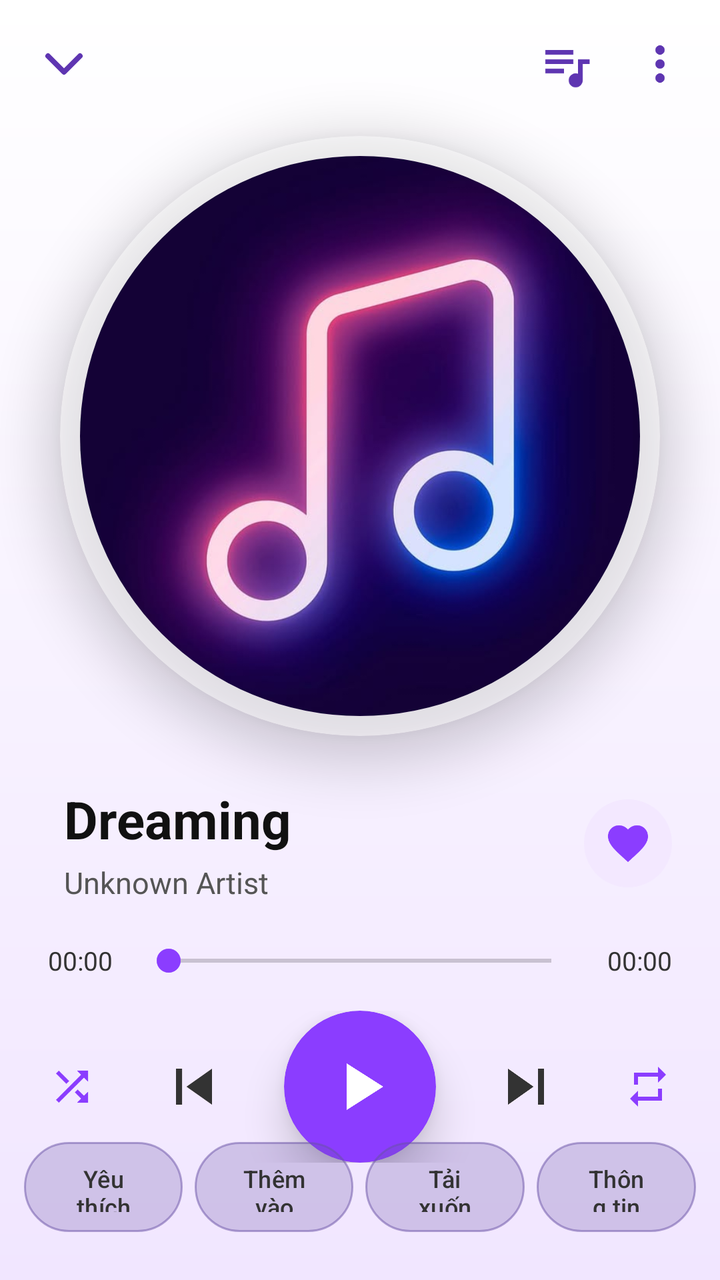
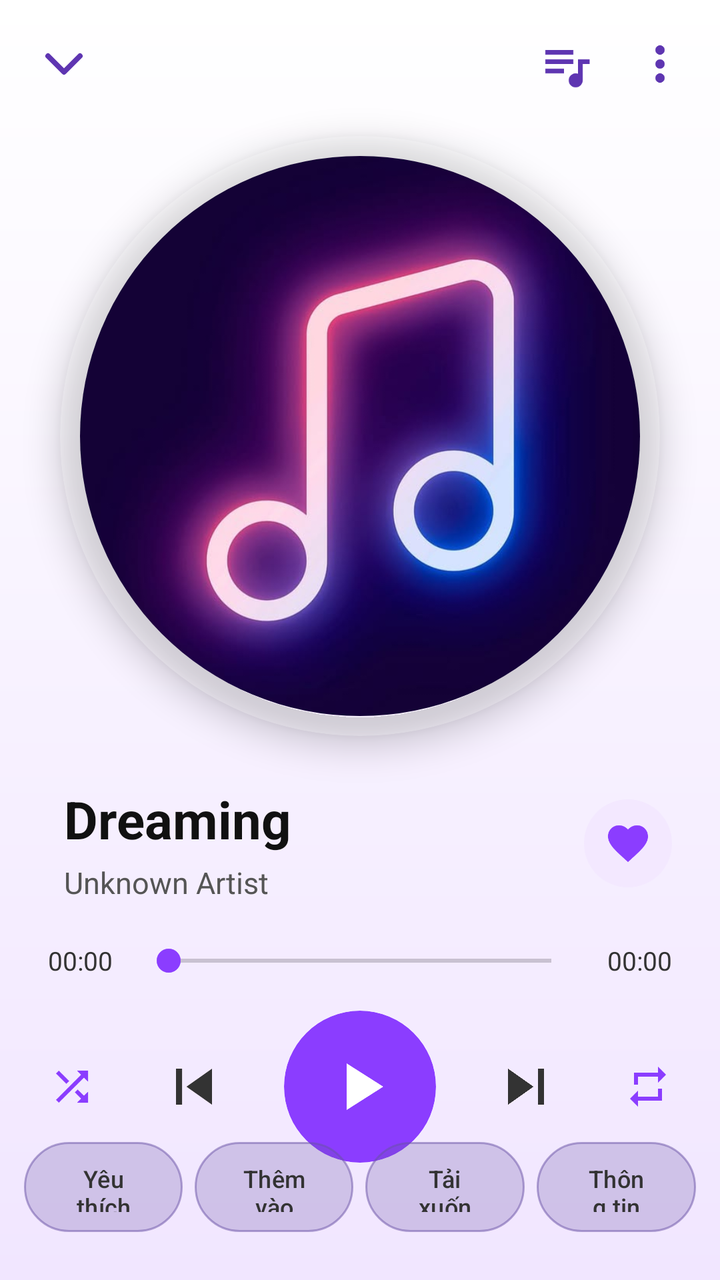

Screens rendered from an Android XML layout before and after an edit, with the pre-edit source and the edit as a unified diff.
<!-- AndroidManifest.xml: application theme Theme.LocalMusic -->
<!-- res/layout/activity_now_playing.xml -->
<?xml version="1.0" encoding="utf-8"?>
<androidx.constraintlayout.widget.ConstraintLayout xmlns:android="http://schemas.android.com/apk/res/android"
    xmlns:app="http://schemas.android.com/apk/res-auto"
    xmlns:tools="http://schemas.android.com/tools"
    android:layout_width="match_parent"
    android:layout_height="match_parent"
    android:background="@drawable/bg_now_playing"
    tools:context=".NowPlayingActivity">

    
    <ImageView
        android:id="@+id/btnMinimize"
        android:layout_width="32dp"
        android:layout_height="32dp"
        android:layout_margin="16dp"
        android:background="?attr/selectableItemBackgroundBorderless"
        android:src="@drawable/ic_arrow_down"
        app:layout_constraintStart_toStartOf="parent"
        app:layout_constraintTop_toTopOf="parent" />

    <ImageView
        android:id="@+id/btnPlaylistTop"
        android:layout_width="28dp"
        android:layout_height="28dp"
        android:layout_marginEnd="20dp"
        android:background="?attr/selectableItemBackgroundBorderless"
        android:src="@drawable/ic_playlist"
        app:layout_constraintBottom_toBottomOf="@+id/btnMinimize"
        app:layout_constraintEnd_toStartOf="@+id/btnMoreTop"
        app:layout_constraintTop_toTopOf="@+id/btnMinimize" />

    <ImageView
        android:id="@+id/btnMoreTop"
        android:layout_width="28dp"
        android:layout_height="28dp"
        android:layout_marginEnd="16dp"
        android:background="?attr/selectableItemBackgroundBorderless"
        android:src="@drawable/ic_more_vert"
        app:layout_constraintBottom_toBottomOf="@+id/btnMinimize"
        app:layout_constraintEnd_toEndOf="parent"
        app:layout_constraintTop_toTopOf="@+id/btnMinimize" />

    
    <androidx.cardview.widget.CardView
        android:id="@+id/cardAlbumArt"
        android:layout_width="300dp"
        android:layout_height="300dp"
        android:layout_marginTop="20dp"
        app:cardBackgroundColor="#80FFFFFF"
        app:cardCornerRadius="150dp"
        app:cardElevation="15dp"
        app:layout_constraintEnd_toEndOf="parent"
        app:layout_constraintStart_toStartOf="parent"
        app:layout_constraintTop_toBottomOf="@+id/btnMinimize">

        <androidx.cardview.widget.CardView
            android:layout_width="280dp"
            android:layout_height="280dp"
            android:layout_gravity="center"
            app:cardCornerRadius="140dp"
            app:cardElevation="0dp">

            <ImageView
                android:id="@+id/imgAlbumArt"
                android:layout_width="match_parent"
                android:layout_height="match_parent"
                android:scaleType="centerCrop"
                android:src="@drawable/bg_cover_default" />
        </androidx.cardview.widget.CardView>
    </androidx.cardview.widget.CardView>

    
    <TextView
        android:id="@+id/txtSongTitle"
        android:layout_width="0dp"
        android:layout_height="wrap_content"
        android:layout_marginTop="24dp"
        android:layout_marginStart="32dp"
        android:layout_marginEnd="16dp"
        android:ellipsize="end"
        android:maxLines="2" 
        android:text="Dreaming"
        android:textColor="#111111"
        android:textSize="26sp"
        android:textStyle="bold"
        app:layout_constraintEnd_toStartOf="@+id/btnFavoriteTop"
        app:layout_constraintStart_toStartOf="parent"
        app:layout_constraintTop_toBottomOf="@+id/cardAlbumArt" />

    <TextView
        android:id="@+id/txtArtist"
        android:layout_width="0dp"
        android:layout_height="wrap_content"
        android:layout_marginTop="4dp"
        android:layout_marginStart="32dp"
        android:layout_marginEnd="16dp"
        android:ellipsize="end"
        android:maxLines="1"
        android:text="Unknown Artist"
        android:textColor="#555555"
        android:textSize="15sp"
        app:layout_constraintEnd_toStartOf="@+id/btnFavoriteTop"
        app:layout_constraintStart_toStartOf="parent"
        app:layout_constraintTop_toBottomOf="@+id/txtSongTitle" />

    <ImageView
        android:id="@+id/btnFavoriteTop"
        android:layout_width="44dp"
        android:layout_height="44dp"
        android:layout_marginEnd="24dp"
        android:background="@drawable/bg_icon_circle_light"
        android:padding="10dp"
        android:src="@drawable/ic_heart_filled"
        app:tint="#8B3DFF"
        app:layout_constraintBottom_toBottomOf="@+id/txtArtist"
        app:layout_constraintEnd_toEndOf="parent"
        app:layout_constraintTop_toTopOf="@+id/txtSongTitle" />

    
    <TextView
        android:id="@+id/txtCurrentTime"
        android:layout_width="wrap_content"
        android:layout_height="wrap_content"
        android:layout_marginStart="24dp"
        android:layout_marginTop="20dp"
        android:text="00:00"
        android:textColor="#333333"
        android:textSize="13sp"
        app:layout_constraintStart_toStartOf="parent"
        app:layout_constraintTop_toBottomOf="@+id/txtArtist" />

    <TextView
        android:id="@+id/txtTotalTime"
        android:layout_width="wrap_content"
        android:layout_height="wrap_content"
        android:layout_marginEnd="24dp"
        android:text="00:00"
        android:textColor="#333333"
        android:textSize="13sp"
        app:layout_constraintBottom_toBottomOf="@+id/txtCurrentTime"
        app:layout_constraintEnd_toEndOf="parent" />

    <SeekBar
        android:id="@+id/seekBar"
        android:layout_width="0dp"
        android:layout_height="wrap_content"
        android:layout_marginStart="12dp"
        android:layout_marginEnd="12dp"
        android:progressTint="#8B3DFF"
        android:thumbTint="#8B3DFF"
        app:layout_constraintBottom_toBottomOf="@+id/txtCurrentTime"
        app:layout_constraintEnd_toStartOf="@+id/txtTotalTime"
        app:layout_constraintStart_toEndOf="@+id/txtCurrentTime"
        app:layout_constraintTop_toTopOf="@+id/txtCurrentTime" />

    
    <LinearLayout
        android:id="@+id/controlsLayout"
        android:layout_width="match_parent"
        android:layout_height="wrap_content"
        android:layout_marginTop="16dp"
        android:gravity="center_vertical"
        android:orientation="horizontal"
        android:paddingHorizontal="20dp"
        app:layout_constraintTop_toBottomOf="@+id/seekBar">

        <ImageView
            android:id="@+id/btnShuffle"
            android:layout_width="32dp"
            android:layout_height="32dp"
            android:padding="4dp"
            android:src="@drawable/ic_shuffle" />

        <Space android:layout_width="0dp" android:layout_height="wrap_content" android:layout_weight="1" />

        <ImageView
            android:id="@+id/btnPrevious"
            android:layout_width="36dp"
            android:layout_height="36dp"
            android:src="@drawable/ic_prev" />

        <Space android:layout_width="0dp" android:layout_height="wrap_content" android:layout_weight="1" />

        <androidx.cardview.widget.CardView
            android:layout_width="76dp"
            android:layout_height="76dp"
            app:cardBackgroundColor="#8B3DFF"
            app:cardCornerRadius="38dp"
            app:cardElevation="12dp">
            <ImageView
                android:id="@+id/btnPlayPause"
                android:layout_width="40dp"
                android:layout_height="40dp"
                android:layout_gravity="center"
                android:src="@drawable/ic_play" />
        </androidx.cardview.widget.CardView>

        <Space android:layout_width="0dp" android:layout_height="wrap_content" android:layout_weight="1" />

        <ImageView
            android:id="@+id/btnNext"
            android:layout_width="36dp"
            android:layout_height="36dp"
            android:src="@drawable/ic_next" />

        <Space android:layout_width="0dp" android:layout_height="wrap_content" android:layout_weight="1" />

        <ImageView
            android:id="@+id/btnRepeat"
            android:layout_width="32dp"
            android:layout_height="32dp"
            android:padding="4dp"
            android:src="@drawable/ic_repeat" />
    </LinearLayout>

    
    <LinearLayout
        android:layout_width="match_parent"
        android:layout_height="wrap_content"
        android:layout_marginBottom="24dp"
        android:gravity="center"
        android:orientation="horizontal"
        android:paddingHorizontal="12dp"
        app:layout_constraintBottom_toBottomOf="parent">

        <Button
            android:id="@+id/btnFavoriteBottom"
            android:layout_width="0dp"
            android:layout_height="45dp"
            android:layout_weight="1"
            android:layout_marginEnd="6dp"
            android:background="@drawable/bg_pill_button"
            android:drawableStart="@drawable/ic_heart_outline"
            android:drawablePadding="6dp"
            android:text="Yêu thích"
            android:textAllCaps="false"
            android:textSize="12sp"
            android:textColor="#333333"
            app:iconTint="#5E35B1" />

        <Button
            android:id="@+id/btnAddTo"
            android:layout_width="0dp"
            android:layout_height="45dp"
            android:layout_weight="1"
            android:layout_marginEnd="6dp"
            android:background="@drawable/bg_pill_button"
            android:drawableStart="@drawable/ic_add_purple"
            android:drawablePadding="6dp"
            android:text="Thêm vào"
            android:textAllCaps="false"
            android:textSize="12sp"
            android:textColor="#333333" />

        <Button
            android:id="@+id/btnDownload"
            android:layout_width="0dp"
            android:layout_height="45dp"
            android:layout_weight="1"
            android:layout_marginEnd="6dp"
            android:background="@drawable/bg_pill_button"
            android:drawableStart="@android:drawable/stat_sys_download"
            android:drawablePadding="6dp"
            android:text="Tải xuống"
            android:textAllCaps="false"
            android:textSize="12sp"
            android:textColor="#333333" />

        <Button
            android:id="@+id/btnInfo"
            android:layout_width="0dp"
            android:layout_height="45dp"
            android:layout_weight="1"
            android:background="@drawable/bg_pill_button"
            android:drawableStart="@android:drawable/ic_menu_info_details"
            android:drawablePadding="6dp"
            android:text="Thông tin"
            android:textAllCaps="false"
            android:textSize="12sp"
            android:textColor="#333333" />
    </LinearLayout>

</androidx.constraintlayout.widget.ConstraintLayout>
<!-- resources referenced by this layout -->
<resources>
  <!-- drawable bg_icon_circle_light (drawable) -->
  <?xml version="1.0" encoding="utf-8"?>
  <shape xmlns:android="http://schemas.android.com/apk/res/android"
      android:shape="oval">
      <solid android:color="#F3E8FF" />
  </shape>
  <!-- drawable bg_now_playing (drawable) -->
  <?xml version="1.0" encoding="utf-8"?>
  <shape xmlns:android="http://schemas.android.com/apk/res/android">
      <gradient
          android:angle="270"
          android:endColor="#F1E6FF"
          android:startColor="#FFFFFF"
          android:type="linear" />
  </shape>
  <!-- drawable bg_pill_button (drawable) -->
  <?xml version="1.0" encoding="utf-8"?>
  <shape xmlns:android="http://schemas.android.com/apk/res/android">
      <solid android:color="#40FFFFFF" /> 
      <stroke android:width="1dp" android:color="#80DCC6FF" /> 
      <corners android:radius="24dp" />
  </shape>
  <!-- drawable ic_add_purple (drawable) -->
  <vector xmlns:android="http://schemas.android.com/apk/res/android"
      android:width="24dp" android:height="24dp"
      android:viewportWidth="24" android:viewportHeight="24">
      <path
          android:pathData="M12,5.5 v13 M5.5,12 h13"
          android:strokeColor="#B45CFF"
          android:strokeWidth="3.0"
          android:strokeLineCap="round" />
  </vector>
  <!-- drawable ic_next (drawable) -->
  <vector xmlns:android="http://schemas.android.com/apk/res/android" android:width="24dp" android:height="24dp" android:viewportWidth="24" android:viewportHeight="24">
      <path android:fillColor="#333333" android:pathData="M6,18l8.5,-6L6,6v12zM16,6v12h2V6h-2z"/>
  </vector>
  <!-- drawable ic_play (drawable) -->
  <vector xmlns:android="http://schemas.android.com/apk/res/android" android:width="24dp" android:height="24dp" android:viewportWidth="24" android:viewportHeight="24">
      <path android:fillColor="#FFFFFF" android:pathData="M8,5v14l11,-7z"/>
  </vector>
  <!-- drawable ic_playlist (drawable) -->
  <vector xmlns:android="http://schemas.android.com/apk/res/android"
      android:width="24dp"
      android:height="24dp"
      android:viewportWidth="24"
      android:viewportHeight="24">
      <path
          android:fillColor="#5E35B1"
          android:pathData="M4,6h12v2H4zM4,10h12v2H4zM4,14h8v2H4zM18,10v6.18c-0.31,-0.11 -0.65,-0.18 -1,-0.18 -1.66,0 -3,1.34 -3,3s1.34,3 3,3 3,-1.34 3,-3V12h3v-2h-5z" />
  </vector>
  <!-- drawable ic_prev (drawable) -->
  <vector xmlns:android="http://schemas.android.com/apk/res/android" android:width="24dp" android:height="24dp" android:viewportWidth="24" android:viewportHeight="24">
      <path android:fillColor="#333333" android:pathData="M6,6h2v12H6zm3.5,6l8.5,6V6z"/>
  </vector>
  <!-- drawable ic_repeat (drawable) -->
  <vector xmlns:android="http://schemas.android.com/apk/res/android" android:width="24dp" android:height="24dp" android:viewportWidth="24" android:viewportHeight="24">
      <path android:fillColor="#8B3DFF" android:pathData="M7,7h10v3l4,-4 -4,-4v3H5v6h2V7zm10,10H7v-3l-4,4 4,4v-3h12v-6h-2v4z"/>
  </vector>
  <!-- drawable ic_shuffle (drawable) -->
  <vector xmlns:android="http://schemas.android.com/apk/res/android" android:width="24dp" android:height="24dp" android:viewportWidth="24" android:viewportHeight="24">
      <path android:fillColor="#8B3DFF" android:pathData="M10.59,9.17L5.41,4 4,5.41l5.17,5.17 1.42,-1.41zM14.5,4l2.04,2.04L4,18.59 5.41,20 17.96,7.46 20,9.5V4h-5.5zM14.83,13.41l-1.41,1.41 3.13,3.13L14.5,20H20v-5.5l-2.04,2.04 -3.13,-3.13z"/>
  </vector>
  <style name="Theme.LocalMusic" parent="Theme.Material3.Light.NoActionBar">
          <item name="android:statusBarColor">@color/white</item>
          <item name="android:windowLightStatusBar">true</item> 
          <item name="android:windowSplashScreenBackground">#000000</item>
          <item name="android:windowSplashScreenAnimatedIcon">@drawable/logo</item>
      </style>
  <color name="white">#FFFFFF</color>
  <!-- unchanged entries left out for length: 6 -->
</resources>

<!-- the commit's change to res/layout/activity_now_playing.xml (unified diff, before → after) -->
@@ -46,9 +46,9 @@
         android:layout_width="300dp"
         android:layout_height="300dp"
         android:layout_marginTop="20dp"
-        app:cardBackgroundColor="#80FFFFFF"
+        app:cardBackgroundColor="#40FFFFFF" 
         app:cardCornerRadius="150dp"
-        app:cardElevation="15dp"
+        app:cardElevation="10dp"
         app:layout_constraintEnd_toEndOf="parent"
         app:layout_constraintStart_toStartOf="parent"
         app:layout_constraintTop_toBottomOf="@+id/btnMinimize">
@@ -78,7 +78,7 @@
         android:layout_marginStart="32dp"
         android:layout_marginEnd="16dp"
         android:ellipsize="end"
-        android:maxLines="2" 
+        android:maxLines="1"
         android:text="Dreaming"
         android:textColor="#111111"
         android:textSize="26sp"
@@ -181,12 +181,13 @@
 
         <Space android:layout_width="0dp" android:layout_height="wrap_content" android:layout_weight="1" />
 
+        
         <androidx.cardview.widget.CardView
             android:layout_width="76dp"
             android:layout_height="76dp"
             app:cardBackgroundColor="#8B3DFF"
             app:cardCornerRadius="38dp"
-            app:cardElevation="12dp">
+            app:cardElevation="0dp"> 
             <ImageView
                 android:id="@+id/btnPlayPause"
                 android:layout_width="40dp"
